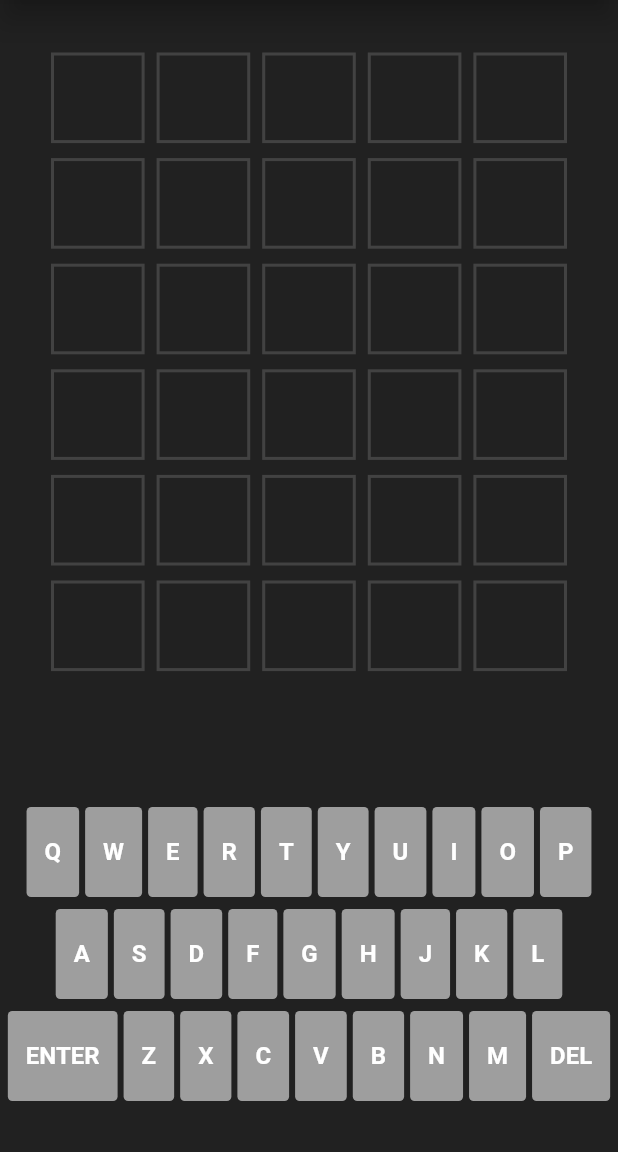
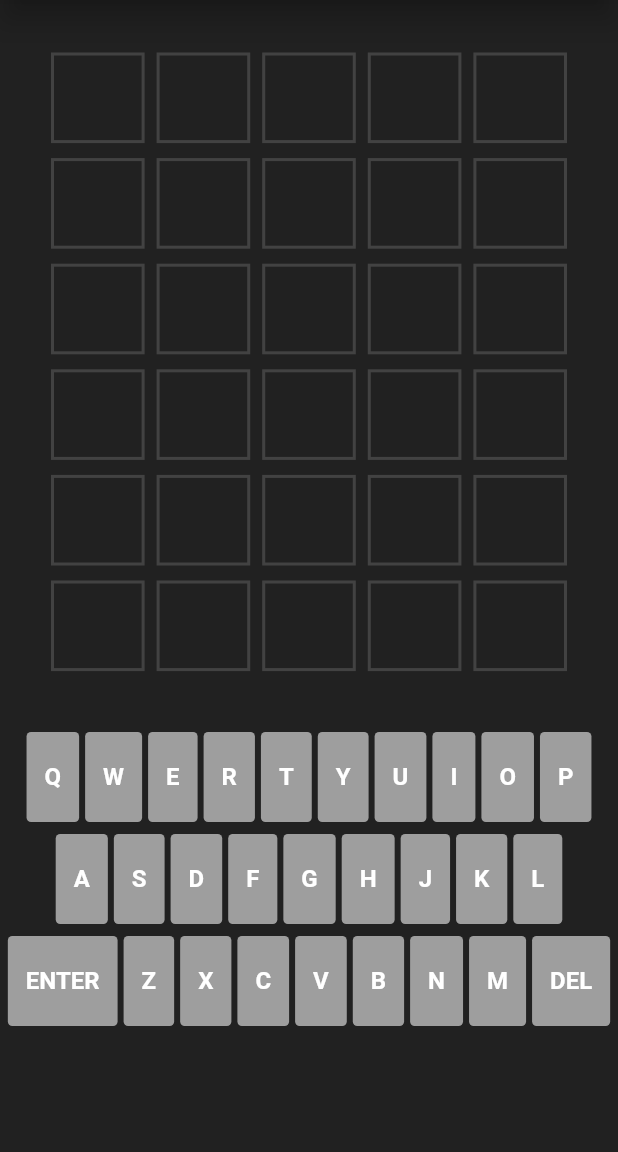
Before and after one commit to egebakisoglu/WordleClone, a Flutter app: the screen it shows after launch, on a phone screen of 412 x 824 dp, the part 84-1236 px from its top. Run offline on Flutter 3.47's test engine with Material 2 defaults, Android fonts, the phone set to English and light mode, and no system bars; our stand-ins replace flutter_riverpod, google_fonts; Roboto replaces fonts that are missing (Kanit).

Commit message:
moved keyboard up

```diff
--- a/lib/widgets/wordle_keyboard.dart
+++ b/lib/widgets/wordle_keyboard.dart
@@ -17,7 +17,7 @@ class WordleKeyboard extends StatelessWidget {
   @override
   Widget build(BuildContext context) {
     return Container(
-      margin: EdgeInsets.only(bottom: 30),
+      margin: EdgeInsets.only(bottom: 80),
       child: Column(
         children: [
           Row(
```
